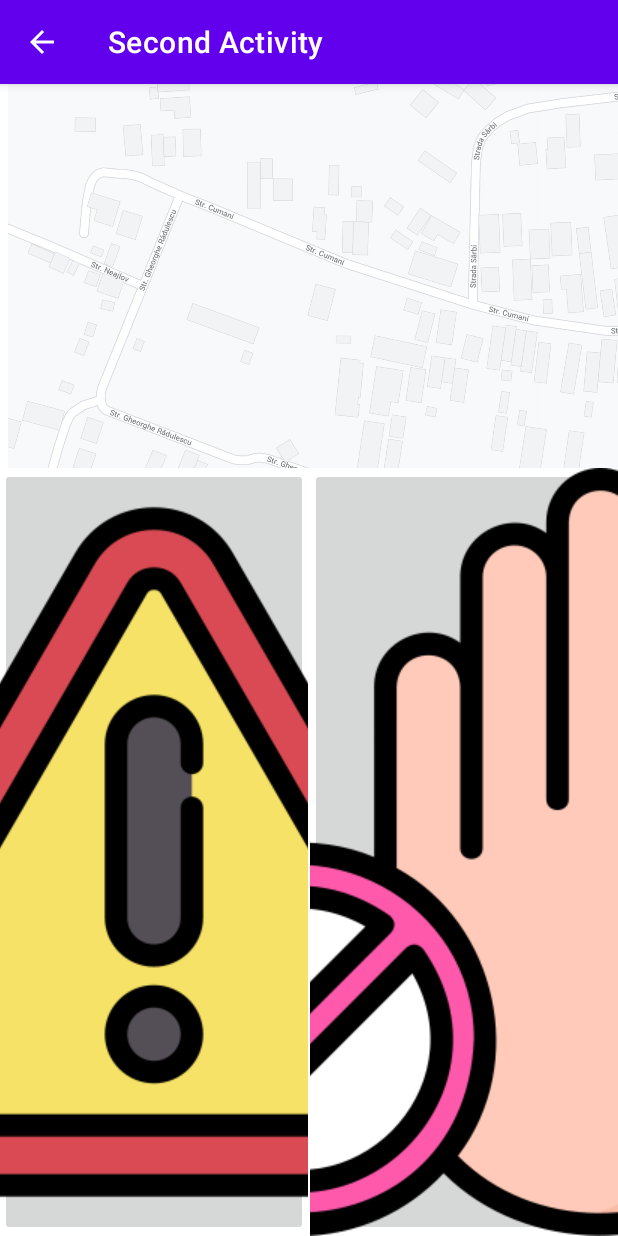
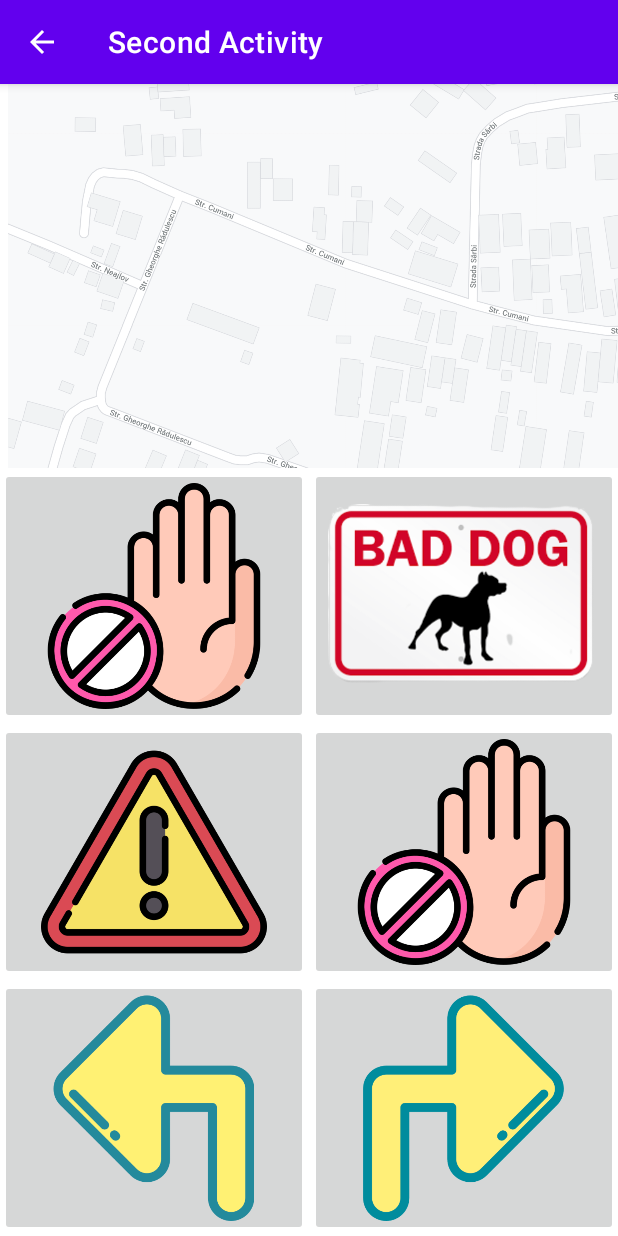
Before and after one commit to IHorvalds/ComanaAndroid, an Android app: the BikeRideActivity screen opened directly, with no data from a screen before it, on a phone screen of 412 x 824 dp. Run offline under Robolectric (Android 15) with nearby library versions, the phone set to English and light mode, and no system bars.

Commit message:
split view in 6 buttons; added new images

```diff
--- a/app/src/main/res/layout/activity_bikeride.xml
+++ b/app/src/main/res/layout/activity_bikeride.xml
@@ -42,10 +42,36 @@
             android:layout_height="match_parent"
             android:layout_toLeftOf="@id/centerShim_horizontal_bike_ride">
 
-            <androidx.appcompat.widget.AppCompatImageButton
-                android:layout_width="wrap_content"
-                android:layout_height="wrap_content"
-                android:src="@drawable/warning_ic"/>
+            <LinearLayout
+                android:layout_width="match_parent"
+                android:layout_height="match_parent"
+                android:layout_weight="1.0"
+                android:orientation="vertical" >
+
+                <androidx.appcompat.widget.AppCompatImageButton
+                    android:layout_width="match_parent"
+                    android:layout_height="match_parent"
+                    android:layout_weight="1.0"
+                    android:adjustViewBounds="true"
+                    android:scaleType="centerInside"
+                    android:src="@drawable/stop_ic"/>
+
+                <androidx.appcompat.widget.AppCompatImageButton
+                    android:layout_width="match_parent"
+                    android:layout_height="match_parent"
+                    android:layout_weight="1.0"
+                    android:adjustViewBounds="true"
+                    android:scaleType="centerInside"
+                    android:src="@drawable/warning_ic"/>
+
+                <androidx.appcompat.widget.AppCompatImageButton
+                    android:layout_width="match_parent"
+                    android:layout_height="match_parent"
+                    android:layout_weight="1.0"
+                    android:adjustViewBounds="true"
+                    android:scaleType="centerInside"
+                    android:src="@drawable/left_ic"/>
+            </LinearLayout>
         </RelativeLayout>
 
         <RelativeLayout
@@ -53,10 +79,37 @@
             android:layout_height="match_parent"
             android:layout_toRightOf="@id/centerShim_horizontal_bike_ride">
 
-            <androidx.appcompat.widget.AppCompatImageButton
-                android:layout_width="wrap_content"
-                android:layout_height="wrap_content"
-                android:src="@drawable/stop_ic"/>
+
+            <LinearLayout
+                android:layout_width="match_parent"
+                android:layout_height="match_parent"
+                android:layout_weight="1.0"
+                android:orientation="vertical" >
+
+                <androidx.appcompat.widget.AppCompatImageButton
+                    android:layout_width="match_parent"
+                    android:layout_height="match_parent"
+                    android:layout_weight="1.0"
+                    android:adjustViewBounds="true"
+                    android:scaleType="centerInside"
+                    android:src="@drawable/dog_ic"/>
+
+                <androidx.appcompat.widget.AppCompatImageButton
+                    android:layout_width="match_parent"
+                    android:layout_height="match_parent"
+                    android:layout_weight="1.0"
+                    android:adjustViewBounds="true"
+                    android:scaleType="centerInside"
+                    android:src="@drawable/stop_ic"/>
+
+                <androidx.appcompat.widget.AppCompatImageButton
+                    android:layout_width="match_parent"
+                    android:layout_height="match_parent"
+                    android:layout_weight="1.0"
+                    android:adjustViewBounds="true"
+                    android:scaleType="centerInside"
+                    android:src="@drawable/right_ic"/>
+            </LinearLayout>
         </RelativeLayout>
 
     </RelativeLayout>
```
Also changed, not shown: app/src/main/res/drawable/dog_ic.png (added), app/src/main/res/drawable/left_ic.png (added), app/src/main/res/drawable/right_ic.png (added).
